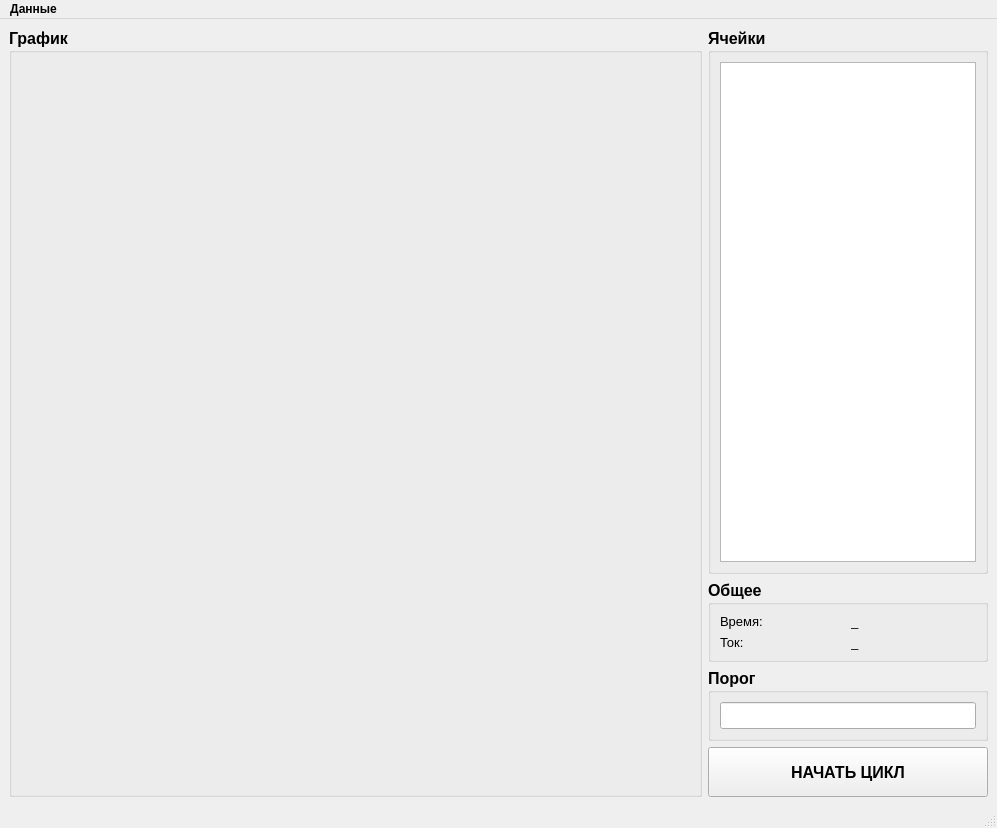
Qt form resources/MainWindow.ui (kabanpunk/bms-monitor-desktop) before a commit.
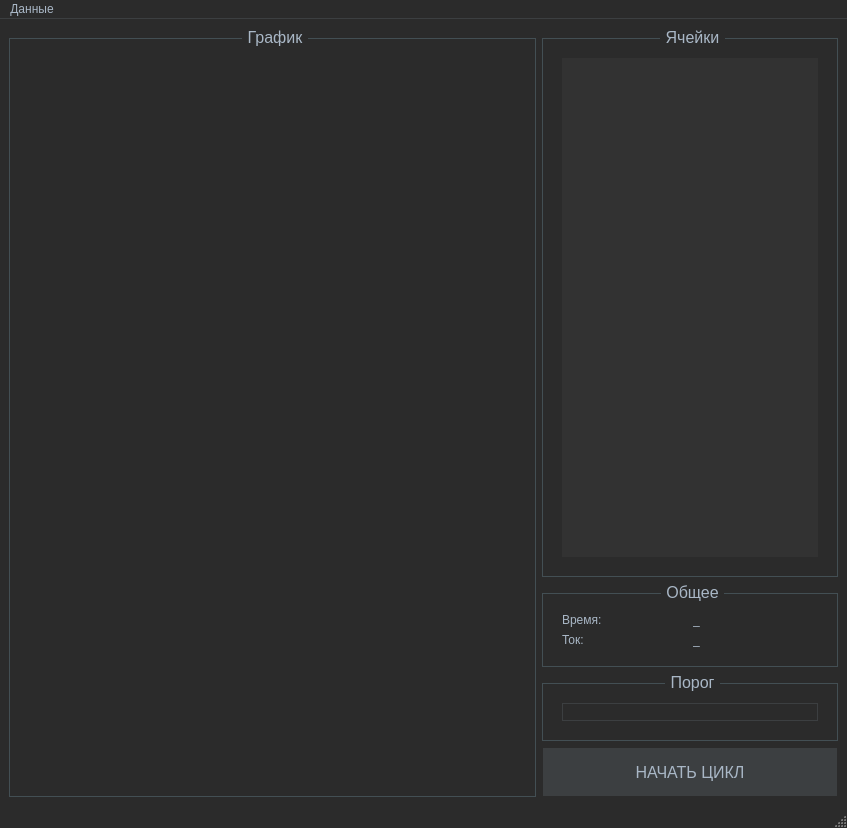
The same form after that commit. Custom widgets are drawn as their Qt base class.

The edit to the form file:
```diff
--- a/resources/MainWindow.ui
+++ b/resources/MainWindow.ui
@@ -6,7 +6,7 @@
    <rect>
     <x>0</x>
     <y>0</y>
-    <width>997</width>
+    <width>847</width>
     <height>828</height>
    </rect>
   </property>
@@ -20,6 +20,101 @@
   <property name="windowTitle">
    <string>BMS Hub</string>
   </property>
+  <property name="styleSheet">
+   <string notr="true">QMainWindow {
+    background-color: #2b2b2b;
+}
+
+QGroupBox {
+    font: 75 12pt &quot;Segoe UI&quot;;
+    color: #A9B7C6;
+    border: 1px solid #434F54;
+    margin-top: 10px; /* Уменьшен отступ сверху */
+    padding: 10px; /* Уменьшен padding */
+}
+
+QGroupBox::title {
+    subcontrol-origin: margin;
+    subcontrol-position: top center;
+    padding: 0 3px 0 3px;
+    color: #A9B7C6;
+}
+
+PlotWidget {
+    background-color: #323232;
+}
+
+QTableWidget {
+    border: none;
+    background-color: #323232;
+    gridline-color: #3c3f41;
+    color: #A9B7C6;
+}
+
+QHeaderView::section {
+    background-color: #323232;
+    color: #A9B7C6;
+    padding: 5px;
+    border-style: none;
+    border-bottom: 1px solid #3c3f41;
+    border-right: 1px solid #3c3f41;
+}
+
+QPushButton {
+    color: #A9B7C6;
+    background-color: #3C3F41;
+    border: 1px solid #2B2B2B;
+    padding: 10px;
+}
+
+QPushButton:hover {
+    background-color: #2B2B2B;
+}
+
+QPushButton:pressed {
+    background-color: #4E4E4E;
+}
+
+QLabel {
+    color: #A9B7C6;
+    border: none;
+}
+
+QLineEdit {
+    background-color: #2B2B2B;
+    color: #A9B7C6;
+    border: 1px solid #3C3F41;
+}
+
+QMenuBar {
+    background-color: #2B2B2B;
+    border-bottom: 1px solid #3C3F41;
+}
+
+QMenuBar::item {
+    color: #A9B7C6;
+}
+
+QMenuBar::item:selected {
+    background-color: #3C3F41;
+}
+
+QMenu {
+    background-color: #2B2B2B;
+    color: #A9B7C6;
+    border: 1px solid #3C3F41;
+}
+
+QMenu::item:selected {
+    background-color: #3C3F41;
+}
+
+QStatusBar {
+    background-color: #2B2B2B;
+    color: #A9B7C6;
+}
+</string>
+  </property>
   <widget class="QWidget" name="centralwidget">
    <layout class="QHBoxLayout" name="horizontalLayout_3">
     <item>
@@ -28,8 +123,9 @@
        <font>
         <family>Segoe UI</family>
         <pointsize>12</pointsize>
-        <weight>75</weight>
-        <bold>true</bold>
+        <weight>9</weight>
+        <italic>false</italic>
+        <bold>false</bold>
        </font>
       </property>
       <property name="title">
@@ -56,8 +152,9 @@
          <font>
           <family>Segoe UI</family>
           <pointsize>12</pointsize>
-          <weight>75</weight>
-          <bold>true</bold>
+          <weight>9</weight>
+          <italic>false</italic>
+          <bold>false</bold>
          </font>
         </property>
         <property name="title">
@@ -108,93 +205,15 @@
         </layout>
        </widget>
       </item>
-      <item row="1" column="0">
-       <widget class="QGroupBox" name="groupBox_3">
-        <property name="sizePolicy">
-         <sizepolicy hsizetype="Preferred" vsizetype="Preferred">
-          <horstretch>0</horstretch>
-          <verstretch>0</verstretch>
-         </sizepolicy>
-        </property>
-        <property name="maximumSize">
-         <size>
-          <width>16777215</width>
-          <height>103</height>
-         </size>
-        </property>
-        <property name="font">
-         <font>
-          <pointsize>12</pointsize>
-         </font>
-        </property>
-        <property name="title">
-         <string>Общее</string>
-        </property>
-        <layout class="QGridLayout" name="gridLayout_12">
-         <item row="0" column="0">
-          <widget class="QLabel" name="label_time">
-           <property name="font">
-            <font>
-             <pointsize>10</pointsize>
-             <weight>50</weight>
-             <bold>false</bold>
-            </font>
-           </property>
-           <property name="text">
-            <string>Время:</string>
-           </property>
-          </widget>
-         </item>
-         <item row="1" column="0">
-          <widget class="QLabel" name="label_amperage">
-           <property name="font">
-            <font>
-             <pointsize>10</pointsize>
-             <weight>50</weight>
-             <bold>false</bold>
-            </font>
-           </property>
-           <property name="text">
-            <string>Ток:</string>
-           </property>
-          </widget>
-         </item>
-         <item row="0" column="1">
-          <widget class="QLabel" name="label_time_out">
-           <property name="font">
-            <font>
-             <pointsize>10</pointsize>
-             <weight>50</weight>
-             <bold>false</bold>
-            </font>
-           </property>
-           <property name="text">
-            <string>_</string>
-           </property>
-          </widget>
-         </item>
-         <item row="1" column="1">
-          <widget class="QLabel" name="label_amperage_out">
-           <property name="font">
-            <font>
-             <pointsize>10</pointsize>
-             <weight>50</weight>
-             <bold>false</bold>
-            </font>
-           </property>
-           <property name="text">
-            <string>_</string>
-           </property>
-          </widget>
-         </item>
-        </layout>
-       </widget>
-      </item>
       <item row="2" column="0">
        <widget class="QGroupBox" name="groupBox_9">
         <property name="font">
          <font>
+          <family>Segoe UI</family>
           <pointsize>12</pointsize>
+          <weight>9</weight>
+          <italic>false</italic>
+          <bold>false</bold>
          </font>
         </property>
         <property name="title">
@@ -241,6 +260,76 @@
         </property>
        </widget>
       </item>
+      <item row="1" column="0">
+       <widget class="QGroupBox" name="groupBox_3">
+        <property name="sizePolicy">
+         <sizepolicy hsizetype="Preferred" vsizetype="Preferred">
+          <horstretch>0</horstretch>
+          <verstretch>0</verstretch>
+         </sizepolicy>
+        </property>
+        <property name="maximumSize">
+         <size>
+          <width>16777215</width>
+          <height>103</height>
+         </size>
+        </property>
+        <property name="font">
+         <font>
+          <family>Segoe UI</family>
+          <pointsize>12</pointsize>
+          <weight>9</weight>
+          <italic>false</italic>
+          <bold>false</bold>
+         </font>
+        </property>
+        <property name="title">
+         <string>Общее</string>
+        </property>
+        <layout class="QGridLayout" name="gridLayout">
+         <item row="0" column="0">
+          <layout class="QHBoxLayout" name="horizontalLayout">
+           <item>
+            <layout class="QVBoxLayout" name="verticalLayout">
+             <item>
+              <widget class="QLabel" name="label_time">
+               <property name="text">
+                <string>Время:</string>
+               </property>
+              </widget>
+             </item>
+             <item>
+              <widget class="QLabel" name="label_amperage">
+               <property name="text">
+                <string>Ток:</string>
+               </property>
+              </widget>
+             </item>
+            </layout>
+           </item>
+           <item>
+            <layout class="QVBoxLayout" name="verticalLayout_5">
+             <item>
+              <widget class="QLabel" name="label_time_out">
+               <property name="text">
+                <string>_</string>
+               </property>
+              </widget>
+             </item>
+             <item>
+              <widget class="QLabel" name="label_amperage_out">
+               <property name="text">
+                <string>_</string>
+               </property>
+              </widget>
+             </item>
+            </layout>
+           </item>
+          </layout>
+         </item>
+        </layout>
+       </widget>
+      </item>
      </layout>
     </item>
    </layout>
@@ -250,7 +339,7 @@
     <rect>
      <x>0</x>
      <y>0</y>
-     <width>997</width>
+     <width>847</width>
      <height>21</height>
     </rect>
    </property>
```
